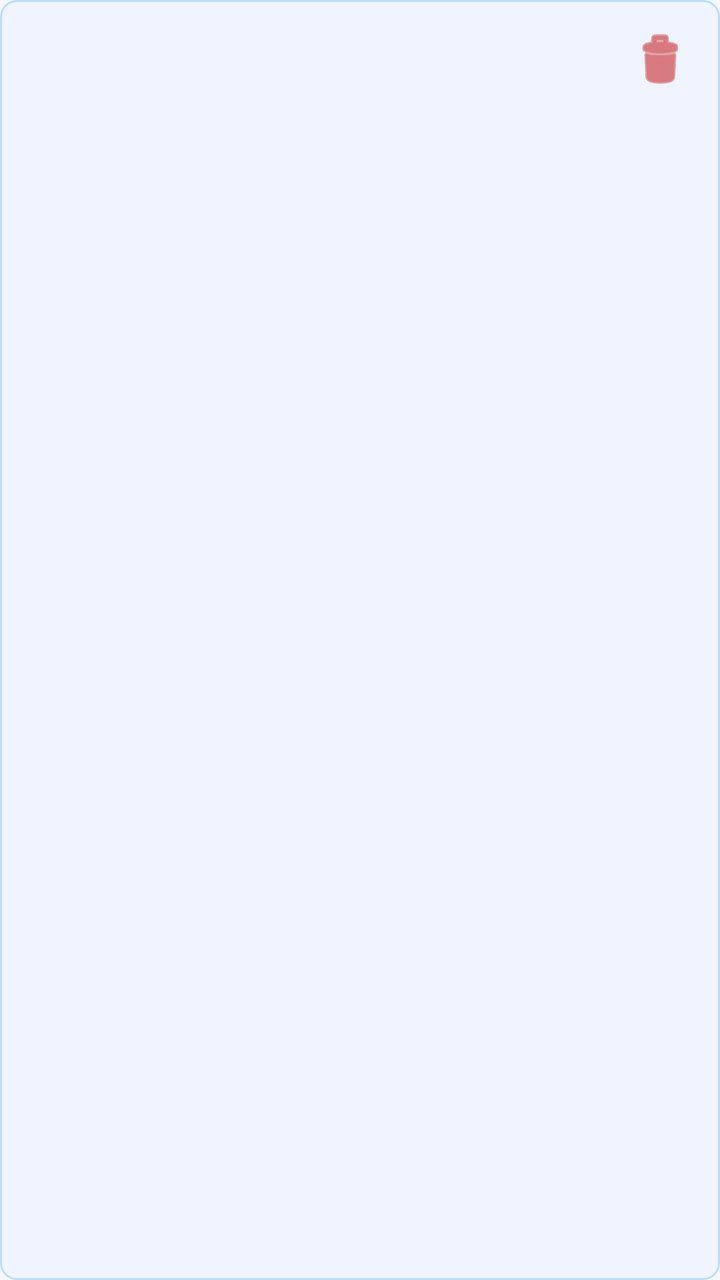
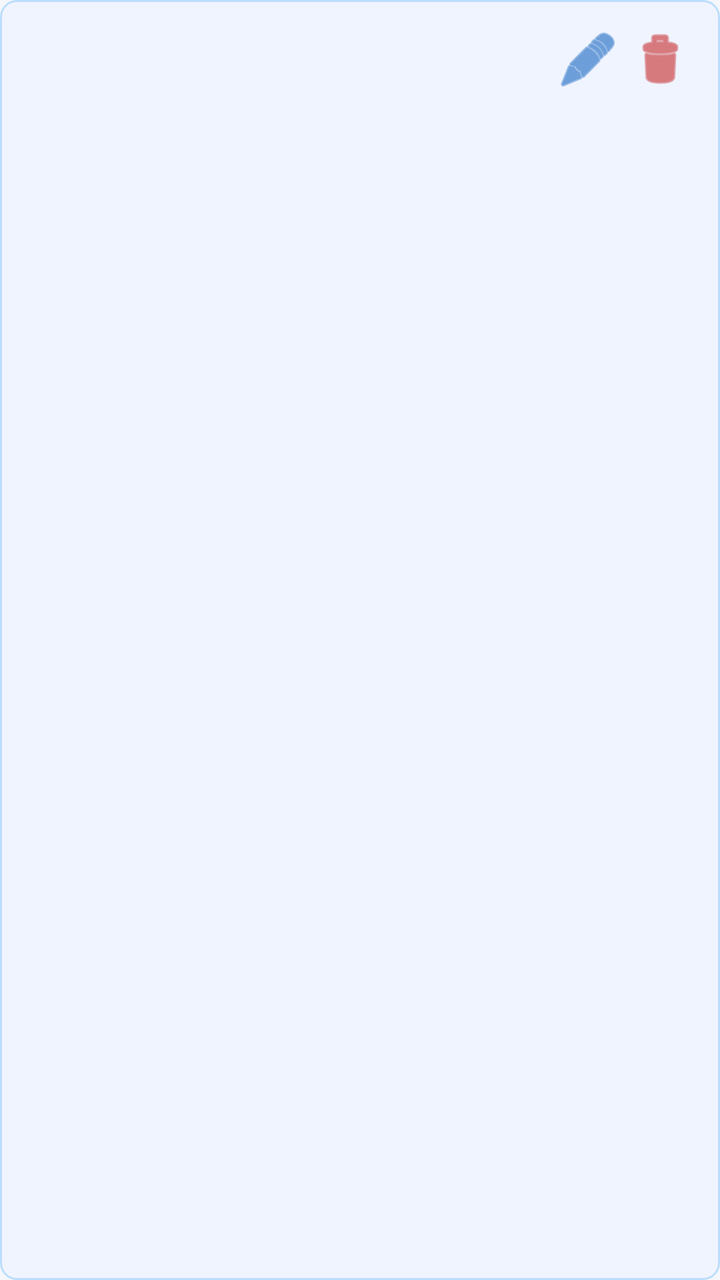

Before-and-after screenshots of an Android layout around one commit, followed by the original layout XML and the change that was made.
<!-- AndroidManifest.xml: application theme Theme.ANTInventory -->
<!-- res/layout/item_entry.xml -->
<?xml version="1.0" encoding="utf-8"?>
<LinearLayout xmlns:android="http://schemas.android.com/apk/res/android"
    android:layout_width="match_parent"
    android:layout_height="wrap_content"
    android:orientation="vertical"
    android:background="@drawable/entry_card_background"
    android:padding="12dp"
    android:layout_marginBottom="8dp">

    
    <LinearLayout
        android:layout_width="match_parent"
        android:layout_height="wrap_content"
        android:orientation="horizontal"
        android:gravity="center_vertical">

        <TextView
            android:id="@+id/tvOrderNo"
            android:layout_width="0dp"
            android:layout_height="wrap_content"
            android:layout_weight="1"
            android:textSize="14sp"
            android:textStyle="bold"
            android:textColor="#1A1A1A" />

        <ImageButton
            android:id="@+id/btnDelete"
            android:layout_width="36dp"
            android:layout_height="36dp"
            android:src="@android:drawable/ic_menu_delete"
            android:background="?attr/selectableItemBackgroundBorderless"
            android:contentDescription="Delete entry"
            android:tint="#C62828" />
    </LinearLayout>

    <TextView
        android:id="@+id/tvPartNo"
        android:layout_width="match_parent"
        android:layout_height="wrap_content"
        android:textSize="14sp"
        android:textColor="#333333"
        android:paddingTop="2dp" />

    
    <LinearLayout
        android:layout_width="match_parent"
        android:layout_height="wrap_content"
        android:orientation="horizontal"
        android:paddingTop="4dp">

        <TextView
            android:id="@+id/tvQty"
            android:layout_width="0dp"
            android:layout_height="wrap_content"
            android:layout_weight="1"
            android:textSize="13sp"
            android:textColor="#444444" />

        <TextView
            android:id="@+id/tvLocation"
            android:layout_width="0dp"
            android:layout_height="wrap_content"
            android:layout_weight="1"
            android:textSize="13sp"
            android:textColor="#444444" />
    </LinearLayout>

    <TextView
        android:id="@+id/tvTimestamp"
        android:layout_width="match_parent"
        android:layout_height="wrap_content"
        android:textSize="11sp"
        android:textColor="#999999"
        android:paddingTop="4dp" />

</LinearLayout>
<!-- resources referenced by this layout -->
<resources>
  <!-- drawable entry_card_background (drawable) -->
  <?xml version="1.0" encoding="utf-8"?>
  <shape xmlns:android="http://schemas.android.com/apk/res/android">
      <solid android:color="#F0F4FF" />
      <corners android:radius="8dp" />
      <stroke android:width="1dp" android:color="#BBDEFB" />
  </shape>
  <style name="Theme.ANTInventory" parent="Theme.Material3.DayNight.NoActionBar">
          <item name="android:fontFamily">sans-serif</item>
          <item name="colorPrimary">#1565C0</item>
          <item name="colorPrimaryVariant">#003C8F</item>
          <item name="colorOnPrimary">#FFFFFF</item>
          <item name="android:windowBackground">#F5F7FA</item>
          <item name="android:statusBarColor">#1565C0</item>
      </style>
</resources>

<!-- the commit's change to res/layout/item_entry.xml (unified diff, before → after) -->
@@ -22,6 +22,15 @@
             android:textSize="14sp"
             android:textStyle="bold"
             android:textColor="#1A1A1A" />
+
+        <ImageButton
+            android:id="@+id/btnEdit"
+            android:layout_width="36dp"
+            android:layout_height="36dp"
+            android:src="@android:drawable/ic_menu_edit"
+            android:background="?attr/selectableItemBackgroundBorderless"
+            android:contentDescription="Edit entry"
+            android:tint="#1565C0" />
 
         <ImageButton
             android:id="@+id/btnDelete"
@@ -66,6 +75,16 @@
     </LinearLayout>
 
     <TextView
+        android:id="@+id/tvRemarks"
+        android:layout_width="match_parent"
+        android:layout_height="wrap_content"
+        android:textSize="13sp"
+        android:textStyle="italic"
+        android:textColor="#555555"
+        android:paddingTop="4dp"
+        android:visibility="gone" />
+
+    <TextView
         android:id="@+id/tvTimestamp"
         android:layout_width="match_parent"
         android:layout_height="wrap_content"
